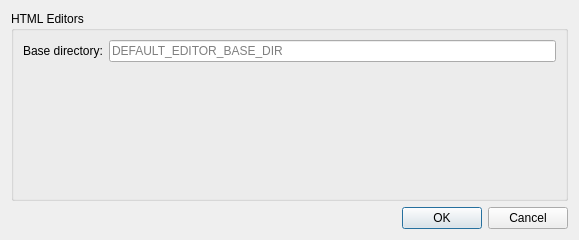
cascade-core/web-wrap-editor, file settingsdialog.ui: the form before one commit.
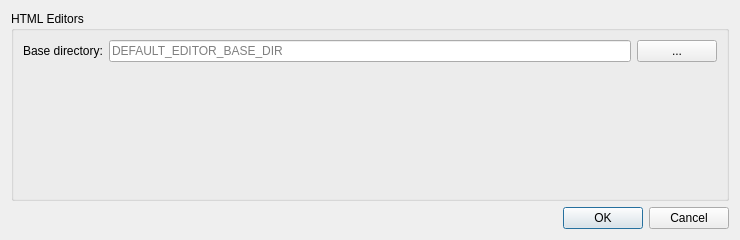
The form after the commit. Icons and pictures are not drawn.

Commit message: Select directory button in settings

```diff
--- a/settingsdialog.ui
+++ b/settingsdialog.ui
@@ -6,7 +6,7 @@
    <rect>
     <x>0</x>
     <y>0</y>
-    <width>579</width>
+    <width>740</width>
     <height>240</height>
    </rect>
   </property>
@@ -32,6 +32,8 @@
        </widget>
       </item>
       <item row="0" column="1">
+       <layout class="QHBoxLayout" name="horizontalLayout">
+        <item>
        <widget class="QLineEdit" name="htmlEditorsBaseDirLineEdit">
         <property name="minimumSize">
          <size>
@@ -47,6 +49,24 @@
         </property>
        </widget>
       </item>
+        <item>
+         <widget class="QPushButton" name="selectBaseDirectoryButton">
+          <property name="sizePolicy">
+           <sizepolicy hsizetype="Minimum" vsizetype="Fixed">
+            <horstretch>0</horstretch>
+            <verstretch>0</verstretch>
+           </sizepolicy>
+          </property>
+          <property name="text">
+           <string>...</string>
+          </property>
+          <property name="autoDefault">
+           <bool>false</bool>
+          </property>
+         </widget>
+        </item>
+       </layout>
+      </item>
      </layout>
     </widget>
    </item>
```
Left out of the diff: 27 changed lines with no effect on the pictures. Lines whose indentation alone changed are shown as unchanged. The commit also changes 2 other files.
